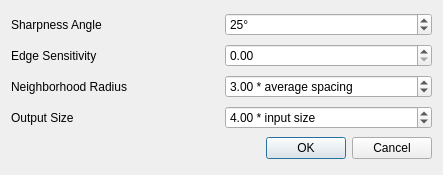
Qt form Polyhedron/demo/Polyhedron/Plugins/Point_set/Point_set_upsampling_plugin.ui (CGAL/cgal) before a commit.
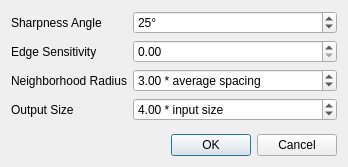
The same form after that commit.

Commit message: Rework of Point_set_upsampling UI

Patch:
```diff
--- a/Polyhedron/demo/Polyhedron/Plugins/Point_set/Point_set_upsampling_plugin.ui
+++ b/Polyhedron/demo/Polyhedron/Plugins/Point_set/Point_set_upsampling_plugin.ui
@@ -6,36 +6,44 @@
    <rect>
     <x>0</x>
     <y>0</y>
-    <width>443</width>
-    <height>175</height>
+    <width>348</width>
+    <height>167</height>
    </rect>
   </property>
   <property name="windowTitle">
    <string>Edge Aware Upsampling</string>
   </property>
-  <layout class="QGridLayout">
-   <item row="0" column="0">
-    <widget class="QLabel" name="label_4">
+  <layout class="QGridLayout" columnstretch="0,1">
+   <item row="4" column="0">
+    <widget class="QLabel" name="label_2">
      <property name="text">
-      <string>Sharpness Angle</string>
+      <string>Output Size</string>
      </property>
     </widget>
    </item>
-   <item row="3" column="0">
-    <widget class="QLabel" name="label">
-     <property name="text">
-      <string>Neighborhood Radius</string>
+   <item row="3" column="1">
+    <widget class="QDoubleSpinBox" name="m_neighborhoodRadius">
+     <property name="suffix">
+      <string> * average spacing</string>
      </property>
-    </widget>
-   </item>
-   <item row="2" column="0">
-    <widget class="QLabel" name="label_5">
-     <property name="text">
-      <string>Edge Sensitivity</string>
+     <property name="decimals">
+      <number>2</number>
      </property>
+     <property name="minimum">
+      <double>0.100000000000000</double>
+     </property>
+     <property name="maximum">
+      <double>10.000000000000000</double>
+     </property>
+     <property name="singleStep">
+      <double>0.100000000000000</double>
+     </property>
+     <property name="value">
+      <double>3.000000000000000</double>
+     </property>
     </widget>
    </item>
-   <item row="5" column="0" colspan="2">
+   <item row="6" column="0" colspan="2">
     <widget class="QDialogButtonBox" name="buttonBox">
      <property name="orientation">
       <enum>Qt::Horizontal</enum>
@@ -45,13 +53,6 @@
      </property>
     </widget>
    </item>
-   <item row="4" column="0">
-    <widget class="QLabel" name="label_2">
-     <property name="text">
-      <string>Output Size</string>
-     </property>
-    </widget>
-   </item>
    <item row="2" column="1">
     <widget class="QDoubleSpinBox" name="m_edgeSensitivity">
      <property name="maximum">
@@ -81,6 +82,27 @@
      </property>
     </widget>
    </item>
+   <item row="2" column="0">
+    <widget class="QLabel" name="label_5">
+     <property name="text">
+      <string>Edge Sensitivity</string>
+     </property>
+    </widget>
+   </item>
+   <item row="0" column="0">
+    <widget class="QLabel" name="label_4">
+     <property name="text">
+      <string>Sharpness Angle</string>
+     </property>
+    </widget>
+   </item>
+   <item row="3" column="0">
+    <widget class="QLabel" name="label">
+     <property name="text">
+      <string>Neighborhood Radius</string>
+     </property>
+    </widget>
+   </item>
    <item row="0" column="1">
     <widget class="QSpinBox" name="m_sharpnessAngle">
      <property name="suffix">
@@ -94,27 +116,18 @@
      </property>
     </widget>
    </item>
-   <item row="3" column="1">
-    <widget class="QDoubleSpinBox" name="m_neighborhoodRadius">
-     <property name="suffix">
-      <string> * average spacing</string>
+   <item row="5" column="0">
+    <spacer name="verticalSpacer">
+     <property name="orientation">
+      <enum>Qt::Vertical</enum>
      </property>
-     <property name="decimals">
-      <number>2</number>
+     <property name="sizeHint" stdset="0">
+      <size>
+       <width>20</width>
+       <height>40</height>
+      </size>
      </property>
-     <property name="minimum">
-      <double>0.100000000000000</double>
-     </property>
-     <property name="maximum">
-      <double>10.000000000000000</double>
-     </property>
-     <property name="singleStep">
-      <double>0.100000000000000</double>
-     </property>
-     <property name="value">
-      <double>3.000000000000000</double>
-     </property>
-    </widget>
+    </spacer>
    </item>
   </layout>
  </widget>
```
